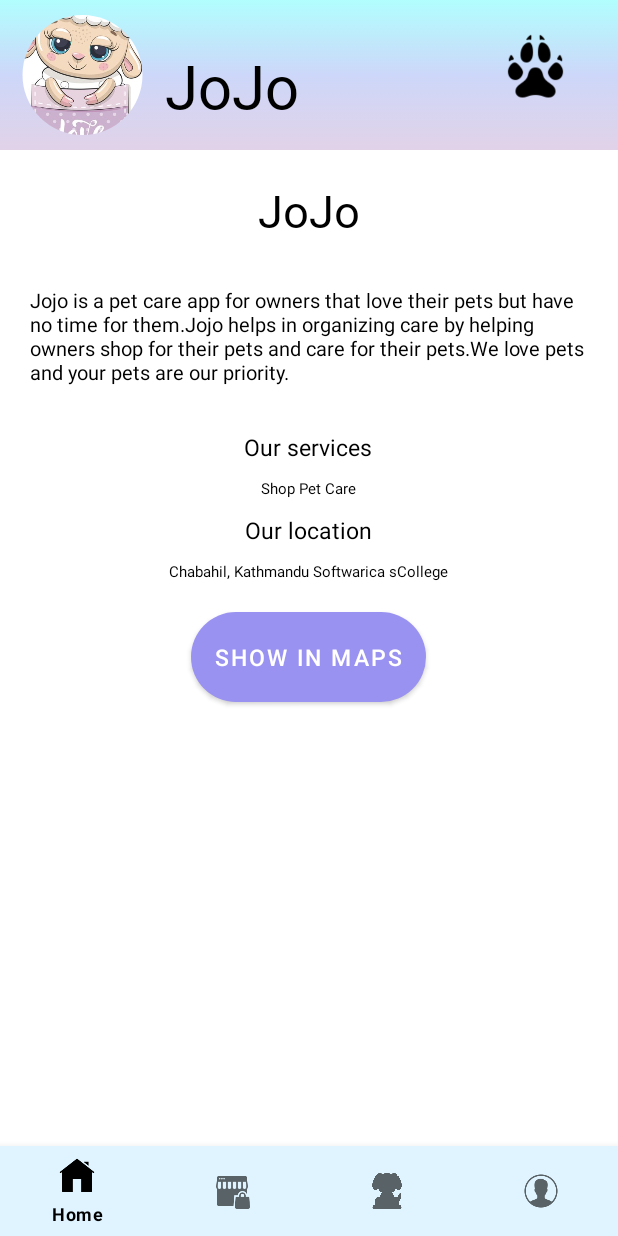
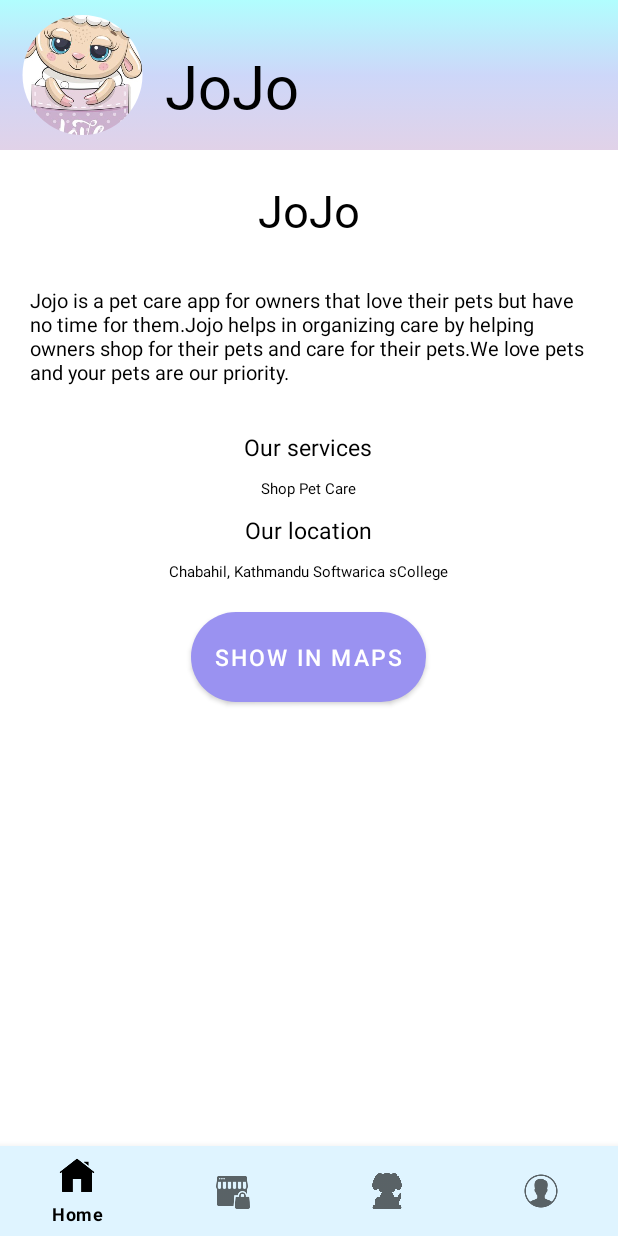
Before and after one commit to mahimafire1234/Pet-Care-Application, an Android app: the fragment AboutusFragment placed in its activity, on a phone screen of 412 x 824 dp. Run offline under Robolectric (Android 15) with nearby library versions, the phone set to English and light mode, and no system bars; our stand-ins replace CircleImageView, Room's generated code, navigation-ui; pictures from the network do not load.

Commit message:
Changes made

```diff
--- a/app/src/main/java/com/mahima/animestreamingapp/repository/PetProductRespository.kt
+++ b/app/src/main/java/com/mahima/animestreamingapp/repository/PetProductRespository.kt
@@ -8,6 +8,7 @@ import com.mahima.animestreamingapp.model.PetProductModel
 import com.mahima.animestreamingapp.response.petresponse
 
 class PetProductRespository:MyApiRequest() {
+
     private val petApi = ServiceBuilder.buildService(PetProductApi::class.java)
 
     suspend fun showProducts():petresponse{
--- a/app/src/main/res/layout/activity_dashboard.xml
+++ b/app/src/main/res/layout/activity_dashboard.xml
@@ -41,7 +41,7 @@
             android:layout_alignParentRight="true"
             android:layout_marginRight="10dp"
             android:layout_marginTop="20dp"
-            android:src="@drawable/trolley"
+            android:src="@drawable/cart"
             android:id="@+id/btnforcart"
             />
         <ImageView
--- a/app/src/main/res/layout/fragment_aboutus.xml
+++ b/app/src/main/res/layout/fragment_aboutus.xml
@@ -42,15 +42,7 @@
             android:layout_marginLeft="-20dp"
             android:fontFamily="@font/fontlogo"
             />
-        <ImageView
-            android:layout_width="wrap_content"
-            android:layout_height="50dp"
-            android:layout_alignParentEnd="true"
-            android:layout_alignParentRight="true"
-            android:layout_marginRight="10dp"
-            android:layout_marginTop="20dp"
-            android:src="@drawable/paw"
-            />
+
     </RelativeLayout>
 <!--text view-->
     <TextView
```
Also changed, not shown: app/src/main/res/drawable/cart.png (added).
